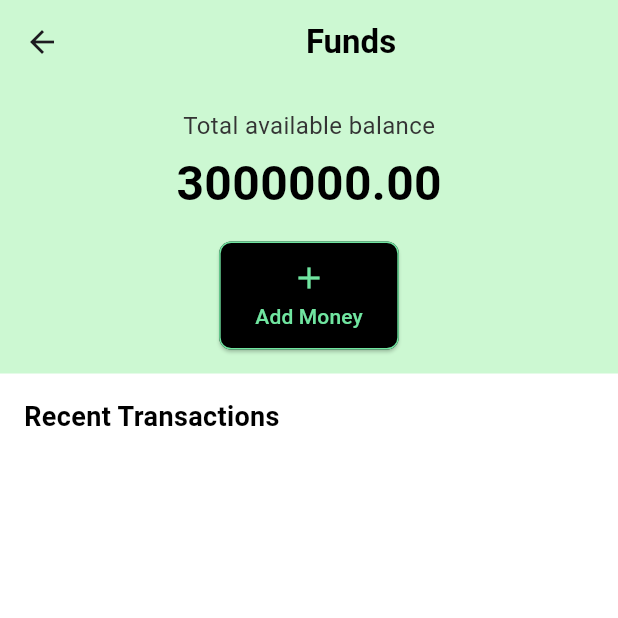
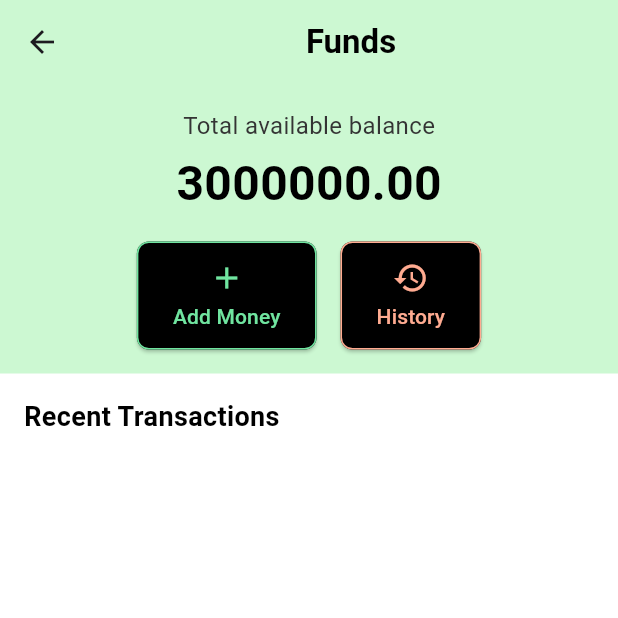
Before and after one commit to hi-sushanta/DamTrade, a Flutter app: the FundsPage screen opened directly, on a phone screen of 412 x 824 dp, the top half of it. Run offline on Flutter 3.47's test engine with Material 3 defaults, Android fonts, the phone set to English and light mode, and no system bars; our stand-ins replace cloud_firestore, firebase_auth, firebase_core, fixnum, flutter_local_notifications, permission_handler; missing offline and left inert: firebase_ui_auth, firebase_ui_oauth_google, flutter_ringtone_player, flutter_swipe_button, protobuf; accounts and stored records are empty; statements that could not run were skipped.

Commit message:
Add history button in Fund page

```diff
--- a/damtrade/lib/pages/fund_page.dart
+++ b/damtrade/lib/pages/fund_page.dart
@@ -86,8 +86,8 @@ class _FundPageState extends State<FundsPage>{
                   mainAxisAlignment: MainAxisAlignment.center,
                   children: [
                     _buildActionButton(context,Icons.add, 'Add Money', Color(0xFF70E5A0)),
-                    // SizedBox(width: 16),
-                    // _buildActionButton(Icons.remove, 'Withdraw', Color(0xFFFFAB91)),
+                    SizedBox(width: 16),
+                    _buildActionButton(context,Icons.history, 'History', Color(0xFFFFAB91)),
                   ],
                 ),
               ],
@@ -142,14 +142,17 @@ class _FundPageState extends State<FundsPage>{
   }
 
   Widget _buildActionButton(BuildContext context,IconData icon, String label, Color color) {
+
     return ElevatedButton(
         onPressed: () {
+          if(label != 'History'){
             Navigator.push(
               context,
               MaterialPageRoute(
                 builder: (context) => InputPage(),
             ),
           );
+          }
             },
         style: ElevatedButton.styleFrom(
           backgroundColor: Colors.black, // Button background color
```
Lines whose indentation alone changed are shown as unchanged.
